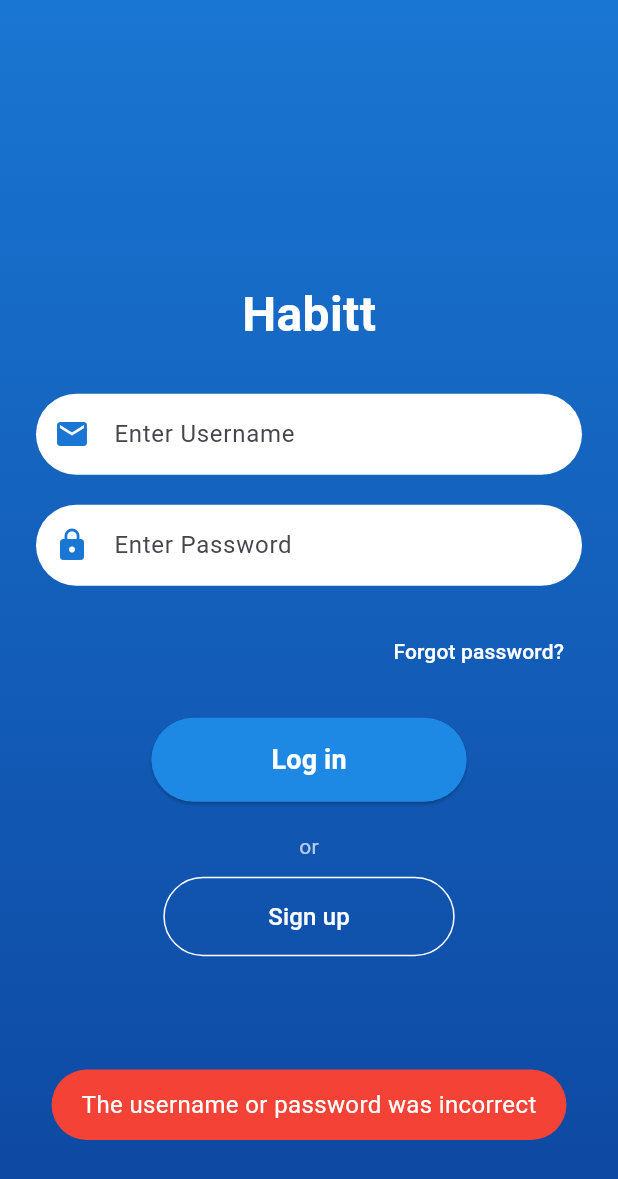
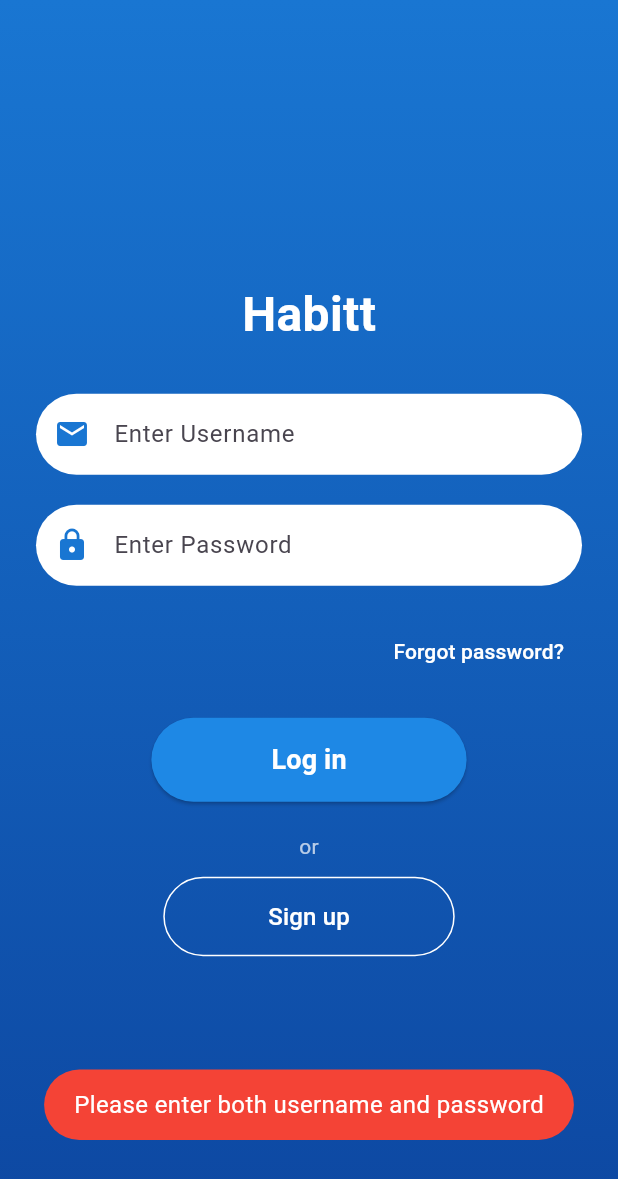
Before and after one commit to umairmaqbool3/habit_tracker, a Flutter app: the screen it shows after launch, after a tap on "Log in", on a phone screen of 412 x 824 dp. Shown: the top 1179 px of the screen. Run offline on Flutter 3.47's test engine with Material 3 defaults, Android fonts, the phone set to English and light mode, and no system bars; our stand-ins replace fluttertoast, shared_preferences; missing offline and left inert: dart:html; network calls fail.

Commit message:
small fixes

```diff
--- a/lib/add_habit_screen.dart
+++ b/lib/add_habit_screen.dart
@@ -60,7 +60,7 @@ class _AddHabitScreenState extends State<AddHabitScreen> {
     return Scaffold(
       appBar: AppBar(
         backgroundColor: Colors.blue.shade700,
-        title: Text('Configure Habits'),
+        title: Text('Configure Habits', style: TextStyle(color: Colors.white),),
       ),
       body: Padding(
         padding: const EdgeInsets.all(16.0),
--- a/lib/login_screen.dart
+++ b/lib/login_screen.dart
@@ -21,17 +21,22 @@ class _LoginScreenState extends State<LoginScreen> {
   final String defaultPassword = 'password123';
 
   void _login() async {
-    final username = _usernameController.text;
-    final password = _passwordController.text;
+    final username = _usernameController.text.trim();
+    final password = _passwordController.text.trim();
 
     SharedPreferences prefs = await SharedPreferences.getInstance();
 
+    // Retrieve saved credentials from local storage
+    final savedUsername = prefs.getString('username');
+    final savedPassword = prefs.getString('password');
+    print("Saved Username: $savedUsername, Saved Password: $savedPassword");
     // Check against default credentials
     if (username == defaultUsername && password == defaultPassword) {
       await prefs.setString('name', 'Test User');
       await prefs.setString('username', 'testuser');
       await prefs.setDouble('age', 25);
       await prefs.setString('country', 'United States of America');
+      await prefs.setString('password', defaultPassword);
 
       Navigator.pushReplacement(
         context,
@@ -39,11 +44,32 @@ class _LoginScreenState extends State<LoginScreen> {
           builder: (context) => HabitTrackerScreen(username: username),
         ),
       );
-    } else {
-      //empty out shared preferences
-      await prefs.clear();
+    }
+    // ✅ Check for saved local credentials
+    else if (username.isNotEmpty && password.isNotEmpty) {
+      if (username == savedUsername && password == savedPassword) {
+        Navigator.pushReplacement(
+          context,
+          MaterialPageRoute(
+            builder: (context) => HabitTrackerScreen(username: username),
+          ),
+        );
+      } else {
+        Fluttertoast.showToast(
+          msg: "Incorrect username or password",
+          toastLength: Toast.LENGTH_SHORT,
+          gravity: ToastGravity.BOTTOM,
+          backgroundColor: Colors.red,
+          textColor: Colors.white,
+          fontSize: 16.0,
+        );
+      }
+    }
+    // Empty fields or invalid case
+    else {
+      // await prefs.clear();
       Fluttertoast.showToast(
-        msg: "The username or password was incorrect",
+        msg: "Please enter both username and password",
         toastLength: Toast.LENGTH_SHORT,
         gravity: ToastGravity.BOTTOM,
         backgroundColor: Colors.red,
@@ -87,12 +113,16 @@ class _LoginScreenState extends State<LoginScreen> {
                   child: TextField(
                     controller: _usernameController,
                     decoration: InputDecoration(
-                      prefixIcon:
-                          Icon(Icons.email, color: Colors.blue.shade700),
+                      prefixIcon: Icon(
+                        Icons.email,
+                        color: Colors.blue.shade700,
+                      ),
                       hintText: 'Enter Username',
                       border: InputBorder.none,
                       contentPadding: const EdgeInsets.symmetric(
-                          horizontal: 20, vertical: 15),
+                        horizontal: 20,
+                        vertical: 15,
+                      ),
                     ),
                   ),
                 ),
@@ -110,7 +140,9 @@ class _LoginScreenState extends State<LoginScreen> {
                       hintText: 'Enter Password',
                       border: InputBorder.none,
                       contentPadding: const EdgeInsets.symmetric(
-                          horizontal: 20, vertical: 15),
+                        horizontal: 20,
+                        vertical: 15,
+                      ),
                     ),
                   ),
                 ),
@@ -136,7 +168,9 @@ class _LoginScreenState extends State<LoginScreen> {
                       borderRadius: BorderRadius.circular(30.0),
                     ),
                     padding: const EdgeInsets.symmetric(
-                        horizontal: 80, vertical: 15),
+                      horizontal: 80,
+                      vertical: 15,
+                    ),
                   ),
                   child: const Text(
                     'Log in',
@@ -148,17 +182,13 @@ class _LoginScreenState extends State<LoginScreen> {
                   ),
                 ),
                 const SizedBox(height: 20),
-                const Text(
-                  'or',
-                  style: TextStyle(color: Colors.white70),
-                ),
+                const Text('or', style: TextStyle(color: Colors.white70)),
                 const SizedBox(height: 10),
                 OutlinedButton(
                   onPressed: () {
                     Navigator.push(
                       context,
-                      MaterialPageRoute(
-                          builder: (context) => RegisterScreen()),
+                      MaterialPageRoute(builder: (context) => RegisterScreen()),
                     );
                   },
                   style: OutlinedButton.styleFrom(
@@ -167,7 +197,9 @@ class _LoginScreenState extends State<LoginScreen> {
                       borderRadius: BorderRadius.circular(30.0),
                     ),
                     padding: const EdgeInsets.symmetric(
-                        horizontal: 70, vertical: 15),
+                      horizontal: 70,
+                      vertical: 15,
+                    ),
                   ),
                   child: const Text(
                     'Sign up',
--- a/pubspec.yaml
+++ b/pubspec.yaml
@@ -38,6 +38,7 @@ dependencies:
   fluttertoast: ^8.2.12
   http: ^1.3.0
   flutter_local_notifications: ^18.0.1
+  html: ^0.15.6
 
 dev_dependencies:
   flutter_test:
```
Also changed, not shown: lib/notifications_screen.dart (+16 -16 lines), lib/register_screen.dart (+102 -34 lines), pubspec.lock.
